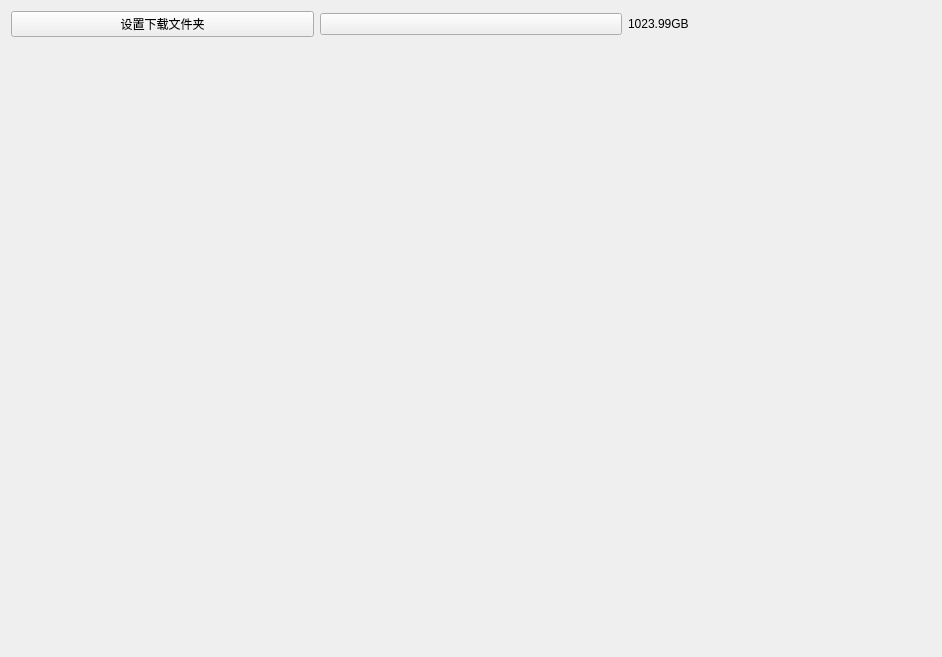
Qt form resources/uis/settings-dialog.ui (xroah/bilibili-downloader) before a commit.
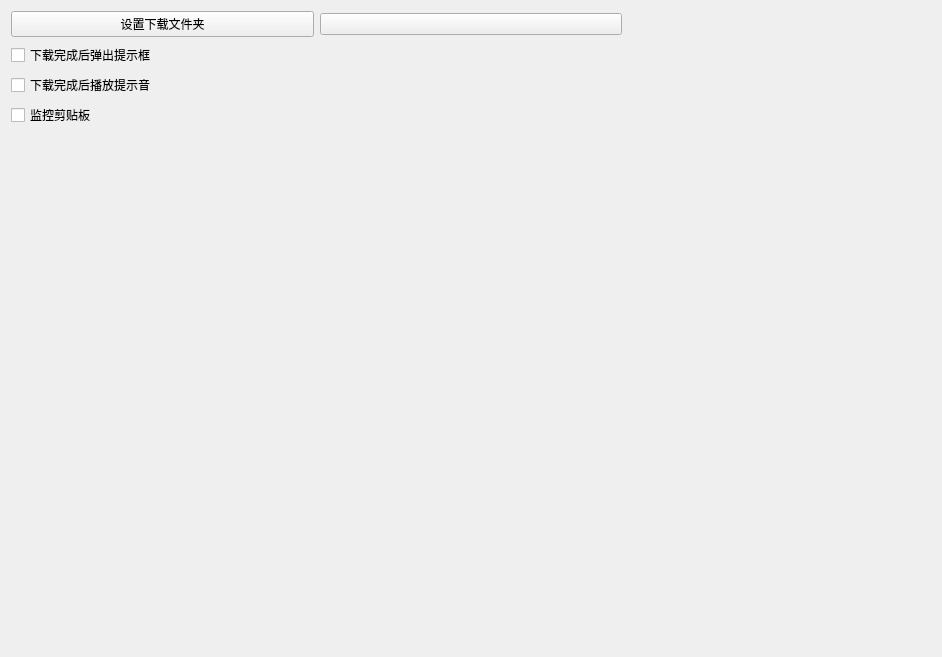
The same form after that commit.

Diff of the .ui file:
```diff
--- a/resources/uis/settings-dialog.ui
+++ b/resources/uis/settings-dialog.ui
@@ -62,7 +62,7 @@
        <item>
         <widget class="QLabel" name="usedText">
          <property name="text">
-          <string>1023.99GB</string>
+          <string/>
          </property>
          <property name="class" stdset="0">
           <string>used-text</string>
@@ -71,6 +71,27 @@
        </item>
       </layout>
      </item>
+     <item>
+      <widget class="QCheckBox" name="isShowMessage">
+       <property name="text">
+        <string>下载完成后弹出提示框</string>
+       </property>
+      </widget>
+     </item>
+     <item>
+      <widget class="QCheckBox" name="isPlayRingtone">
+       <property name="text">
+        <string>下载完成后播放提示音</string>
+       </property>
+      </widget>
+     </item>
+     <item>
+      <widget class="QCheckBox" name="isMonitorClipboard">
+       <property name="text">
+        <string>监控剪贴板</string>
+       </property>
+      </widget>
+     </item>
      <item>
       <spacer name="verticalSpacer">
        <property name="orientation">
```
Left out of the diff: 3 changed lines with no effect on the pictures.
